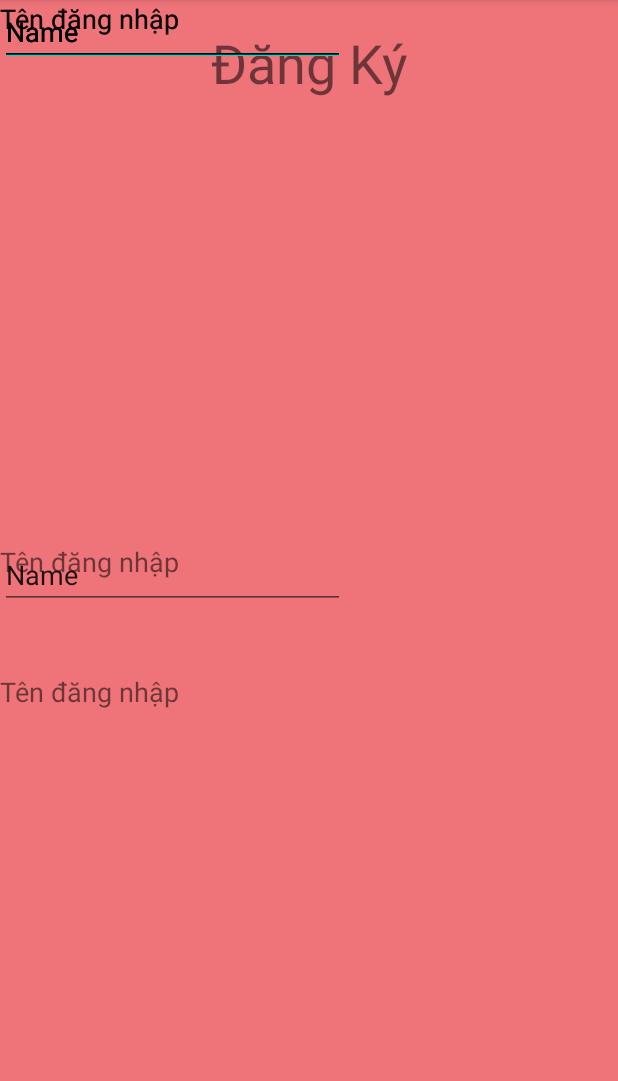
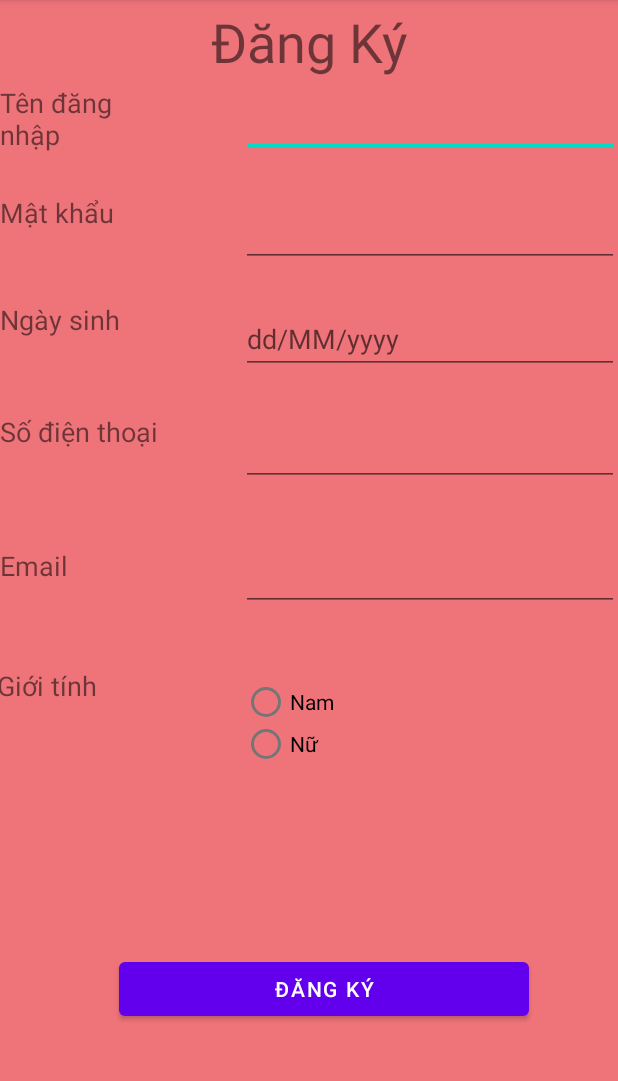
Before and after one commit to tientien99/tien, an Android app: the ActivityRegister screen opened directly, with no data from a screen before it, on a phone screen of 412 x 824 dp, the part 84-1165 px from its top. Run offline under Robolectric (Android 15) with nearby library versions, the phone set to English and light mode, and no system bars.

Commit message:
Register

```diff
--- a/app/src/main/java/com/example/logindemo/ActivityRegister.java
+++ b/app/src/main/java/com/example/logindemo/ActivityRegister.java
@@ -2,13 +2,64 @@ package com.example.logindemo;
 
 import androidx.appcompat.app.AppCompatActivity;
 
+import android.app.DatePickerDialog;
 import android.os.Bundle;
+import android.view.View;
+import android.widget.DatePicker;
+import android.widget.EditText;
+
+import java.text.ParseException;
+import java.text.SimpleDateFormat;
+import java.util.Calendar;
+import java.util.Locale;
 
 public class ActivityRegister extends AppCompatActivity {
+
+    final Calendar myCalender = Calendar.getInstance();
+    private EditText edtDOB;
+
+    public void updateLabel() {
+        String myFormat = "dd/MM/yyyy";
+        SimpleDateFormat sdf = new SimpleDateFormat(myFormat, Locale.CHINA);
+        edtDOB.setText(sdf.format(myCalender.getTime()));
+    }
+
+    DatePickerDialog.OnDateSetListener date = new DatePickerDialog.OnDateSetListener() {
+        @Override
+        public void onDateSet(DatePicker view, int year, int month, int dayOfMonth) {
+            myCalender.set(Calendar.YEAR, year);
+            myCalender.set(Calendar.MONTH, month);
+            myCalender.set(Calendar.DAY_OF_MONTH, dayOfMonth);
+            updateLabel();
+        }
+    };
 
     @Override
     protected void onCreate(Bundle savedInstanceState) {
         super.onCreate(savedInstanceState);
         setContentView(R.layout.activity_register);
+        edtDOB = findViewById(R.id.edtInputDOB);
+        edtDOB.setOnClickListener(new View.OnClickListener() {
+            @Override
+            public void onClick(View v) {
+                new DatePickerDialog(ActivityRegister.this
+                        , date
+                        , myCalender.get(Calendar.YEAR)
+                        , myCalender.get(Calendar.MONTH)
+                        , myCalender.get(Calendar.DAY_OF_MONTH)).show();
+
+                String dateString = edtDOB.getText().toString();
+                SimpleDateFormat df = new SimpleDateFormat("dd/MM/yyyy");
+                df.setLenient(false); // set false để kiểm tra tính hợp lệ của date. VD: tháng 2 phải có 28-29 ngày, năm có 12 tháng,....
+                try {
+                    df.parse(dateString); // parse dateString thành kiểu Date
+                    edtDOB.setText(dateString);
+                } catch (ParseException e) { // quăng lỗi nếu dateString ko hợp lệ
+                    System.out.println("Invalid date");
+                    edtDOB.setText("");
+                }
+            }
+        });
     }
+
 }
--- a/app/src/main/java/com/example/logindemo/MainActivity.java
+++ b/app/src/main/java/com/example/logindemo/MainActivity.java
@@ -3,6 +3,7 @@ package com.example.logindemo;
 import androidx.annotation.NonNull;
 import androidx.appcompat.app.AppCompatActivity;
 
+import android.content.Intent;
 import android.os.Bundle;
 import android.text.Html;
 import android.text.SpannableString;
@@ -10,12 +11,15 @@ import android.text.Spanned;
 import android.text.method.LinkMovementMethod;
 import android.text.style.ClickableSpan;
 import android.view.View;
+import android.widget.Button;
 import android.widget.TextView;
 import android.widget.Toast;
 
 public class MainActivity extends AppCompatActivity {
 
     private TextView textViewLink;
+    private Button buttonLogin;
+    private Button buttonRegister;
 
     @Override
     protected void onCreate(Bundle savedInstanceState) {
@@ -25,5 +29,16 @@ public class MainActivity extends AppCompatActivity {
         textViewLink = findViewById(R.id.txtLink);
         textViewLink.setText(Html.fromHtml(getString(R.string.link)));
         textViewLink.setMovementMethod(LinkMovementMethod.getInstance());
+
+        buttonLogin = findViewById(R.id.btnLogin);
+        buttonRegister = findViewById(R.id.btnRegister);
+
+        buttonRegister.setOnClickListener(new View.OnClickListener() {
+            @Override
+            public void onClick(View v) {
+                Intent intent = new Intent(MainActivity.this, ActivityRegister.class);
+                startActivity(intent);
+            }
+        });
     }
 }
--- a/app/src/main/res/layout/activity_register.xml
+++ b/app/src/main/res/layout/activity_register.xml
@@ -9,126 +9,183 @@
 
     <TextView
         android:id="@+id/textViewRegister"
-        android:layout_width="411dp"
-        android:layout_height="84dp"
+        android:layout_width="406dp"
+        android:layout_height="56dp"
         android:gravity="center"
         android:text="@string/dangky"
         android:textSize="36sp"
+        app:layout_constraintBottom_toTopOf="@+id/textView2"
         app:layout_constraintEnd_toEndOf="parent"
         app:layout_constraintStart_toStartOf="parent"
-        tools:layout_editor_absoluteY="-2dp" />
+        app:layout_constraintTop_toTopOf="parent" />
 
     <TextView
         android:id="@+id/textView2"
-        android:layout_width="130dp"
-        android:layout_height="44dp"
+        android:layout_width="109dp"
+        android:layout_height="51dp"
+        android:layout_marginEnd="51dp"
+        android:layout_marginBottom="22dp"
         android:text="@string/user_name"
         android:textSize="18sp"
-        tools:layout_editor_absoluteX="0dp"
-        tools:layout_editor_absoluteY="82dp" />
+        app:layout_constraintBottom_toTopOf="@+id/textView3"
+        app:layout_constraintEnd_toStartOf="@+id/edtInputUser"
+        app:layout_constraintStart_toStartOf="parent"
+        app:layout_constraintTop_toBottomOf="@+id/textViewRegister" />
 
     <TextView
         android:id="@+id/textView3"
-        android:layout_width="130dp"
-        android:layout_height="44dp"
-        android:text="@string/user_name"
+        android:layout_width="109dp"
+        android:layout_height="51dp"
+        android:layout_marginEnd="51dp"
+        android:layout_marginBottom="20dp"
+        android:text="@string/password"
         android:textSize="18sp"
-        tools:layout_editor_absoluteX="0dp"
-        tools:layout_editor_absoluteY="148dp" />
+        app:layout_constraintBottom_toTopOf="@+id/textView4"
+        app:layout_constraintEnd_toStartOf="@+id/edtInputPassword"
+        app:layout_constraintStart_toStartOf="parent"
+        app:layout_constraintTop_toBottomOf="@+id/textView2" />
 
     <TextView
         android:id="@+id/textView4"
-        android:layout_width="130dp"
-        android:layout_height="44dp"
-        android:text="@string/user_name"
+        android:layout_width="109dp"
+        android:layout_height="51dp"
+        android:layout_marginEnd="51dp"
+        android:layout_marginBottom="23dp"
+        android:text="@string/dob"
         android:textSize="18sp"
-        tools:layout_editor_absoluteX="0dp"
-        tools:layout_editor_absoluteY="212dp" />
+        app:layout_constraintBottom_toTopOf="@+id/textView5"
+        app:layout_constraintEnd_toStartOf="@+id/edtInputDOB"
+        app:layout_constraintStart_toStartOf="parent"
+        app:layout_constraintTop_toBottomOf="@+id/textView3" />
 
     <TextView
         android:id="@+id/textView5"
-        android:layout_width="130dp"
-        android:layout_height="44dp"
-        android:text="@string/user_name"
+        android:layout_width="109dp"
+        android:layout_height="51dp"
+        android:layout_marginEnd="51dp"
+        android:layout_marginBottom="103dp"
+        android:text="@string/phone"
         android:textSize="18sp"
-        tools:layout_editor_absoluteX="0dp"
-        tools:layout_editor_absoluteY="279dp" />
+        app:layout_constraintBottom_toTopOf="@+id/radioGroup"
+        app:layout_constraintEnd_toStartOf="@+id/edtInputPhone"
+        app:layout_constraintStart_toStartOf="parent"
+        app:layout_constraintTop_toBottomOf="@+id/textView4" />
 
     <TextView
         android:id="@+id/textView6"
-        android:layout_width="130dp"
-        android:layout_height="44dp"
-        android:text="@string/user_name"
+        android:layout_width="109dp"
+        android:layout_height="51dp"
+        android:layout_marginEnd="51dp"
+        android:text="@string/email"
         android:textSize="18sp"
         app:layout_constraintBottom_toBottomOf="parent"
+        app:layout_constraintEnd_toStartOf="@+id/edtInputEmail"
+        app:layout_constraintStart_toStartOf="parent"
         app:layout_constraintTop_toTopOf="parent"
-        tools:layout_editor_absoluteX="0dp" />
+        app:layout_constraintVertical_bias="0.509" />
 
     <TextView
         android:id="@+id/textView7"
-        android:layout_width="130dp"
-        android:layout_height="44dp"
-        android:text="@string/user_name"
+        android:layout_width="109dp"
+        android:layout_height="51dp"
+        android:layout_marginEnd="54dp"
+        android:text="@string/gender"
         android:textSize="18sp"
         app:layout_constraintBottom_toBottomOf="parent"
+        app:layout_constraintEnd_toStartOf="@+id/radioGroup"
+        app:layout_constraintStart_toStartOf="parent"
         app:layout_constraintTop_toTopOf="parent"
-        app:layout_constraintVertical_bias="0.62"
-        tools:layout_editor_absoluteX="0dp" />
+        app:layout_constraintVertical_bias="0.62" />
 
     <EditText
-        android:id="@+id/editTextTextPersonName"
-        android:layout_width="230dp"
-        android:layout_height="44dp"
+        android:id="@+id/edtInputUser"
+        android:layout_width="252dp"
+        android:layout_height="46dp"
         android:ems="10"
         android:inputType="textPersonName"
-        android:text="Name"
-        tools:layout_editor_absoluteX="181dp"
-        tools:layout_editor_absoluteY="82dp" />
+        app:layout_constraintBottom_toBottomOf="@+id/textView2"
+        app:layout_constraintEnd_toEndOf="parent"
+        app:layout_constraintStart_toEndOf="@+id/textView2"
+        app:layout_constraintTop_toBottomOf="@+id/textViewRegister" />
 
     <EditText
-        android:id="@+id/editTextTextPersonName2"
-        android:layout_width="230dp"
-        android:layout_height="44dp"
+        android:id="@+id/edtInputPassword"
+        android:layout_width="252dp"
+        android:layout_height="46dp"
         android:ems="10"
-        android:inputType="textPersonName"
-        android:text="Name"
-        tools:layout_editor_absoluteX="181dp"
-        tools:layout_editor_absoluteY="148dp" />
+        android:inputType="textPersonName|textPassword"
+        app:layout_constraintBottom_toBottomOf="@+id/textView3"
+        app:layout_constraintEnd_toEndOf="parent"
+        app:layout_constraintStart_toEndOf="@+id/textView3"
+        app:layout_constraintTop_toTopOf="@+id/textView3" />
 
     <EditText
-        android:id="@+id/editTextTextPersonName3"
-        android:layout_width="230dp"
-        android:layout_height="44dp"
+        android:id="@+id/edtInputDOB"
+        android:layout_width="252dp"
+        android:layout_height="46dp"
         android:ems="10"
-        android:inputType="textPersonName"
-        android:text="Name"
-        tools:layout_editor_absoluteX="181dp"
-        tools:layout_editor_absoluteY="212dp" />
+        android:hint="@string/validate_date"
+        android:inputType="date"
+        app:layout_constraintBottom_toBottomOf="@+id/textView4"
+        app:layout_constraintEnd_toEndOf="parent"
+        app:layout_constraintStart_toEndOf="@+id/textView4"
+        app:layout_constraintTop_toTopOf="@+id/textView4" />
 
     <EditText
-        android:id="@+id/editTextTextPersonName4"
-        android:layout_width="230dp"
-        android:layout_height="44dp"
+        android:id="@+id/edtInputPhone"
+        android:layout_width="252dp"
+        android:layout_height="46dp"
         android:ems="10"
-        android:inputType="textPersonName"
-        android:text="Name"
-        tools:layout_editor_absoluteX="181dp"
-        tools:layout_editor_absoluteY="279dp" />
+        android:inputType="textPersonName|phone"
+        app:layout_constraintBottom_toBottomOf="@+id/textView5"
+        app:layout_constraintEnd_toEndOf="parent"
+        app:layout_constraintStart_toEndOf="@+id/textView5"
+        app:layout_constraintTop_toTopOf="@+id/textView5" />
 
     <EditText
-        android:id="@+id/editTextTextPersonName5"
-        android:layout_width="230dp"
-        android:layout_height="44dp"
+        android:id="@+id/edtInputEmail"
+        android:layout_width="252dp"
+        android:layout_height="46dp"
         android:ems="10"
-        android:inputType="textPersonName"
-        android:text="Name"
+        android:inputType="textPersonName|textEmailAddress"
         app:layout_constraintBottom_toBottomOf="parent"
-        app:layout_constraintTop_toTopOf="parent"
-        tools:layout_editor_absoluteX="181dp" />
+        app:layout_constraintEnd_toEndOf="parent"
+        app:layout_constraintStart_toEndOf="@+id/textView6"
+        app:layout_constraintTop_toTopOf="parent" />
 
     <RadioGroup
-        android:layout_width="224dp"
-        android:layout_height="77dp"
-        tools:layout_editor_absoluteX="184dp"
-        tools:layout_editor_absoluteY="426dp" />
+        android:id="@+id/radioGroup"
+        android:layout_width="252dp"
+        android:layout_height="69dp"
+        android:layout_marginTop="24dp"
+        android:layout_marginEnd="1dp"
+        android:layout_marginBottom="20dp"
+        app:layout_constraintBottom_toTopOf="@+id/btnRegister1"
+        app:layout_constraintEnd_toEndOf="parent"
+        app:layout_constraintStart_toEndOf="@+id/textView7"
+        app:layout_constraintTop_toBottomOf="@+id/textView5">
+
+        <RadioButton
+            android:id="@+id/radioButton"
+            android:layout_width="match_parent"
+            android:layout_height="28dp"
+            android:text="@string/male" />
+
+        <RadioButton
+            android:id="@+id/radioButton2"
+            android:layout_width="match_parent"
+            android:layout_height="28dp"
+            android:text="@string/female" />
+    </RadioGroup>
+
+    <Button
+        android:id="@+id/btnRegister1"
+        android:layout_width="273dp"
+        android:layout_height="0dp"
+        android:layout_marginTop="112dp"
+        android:text="@string/btn_Register"
+        app:layout_constraintEnd_toEndOf="parent"
+        app:layout_constraintHorizontal_bias="0.572"
+        app:layout_constraintStart_toStartOf="parent"
+        app:layout_constraintTop_toBottomOf="@+id/radioGroup" />
 </androidx.constraintlayout.widget.ConstraintLayout>
--- a/app/src/main/res/values/strings.xml
+++ b/app/src/main/res/values/strings.xml
@@ -17,6 +17,12 @@
 
     <!-- for register -->
     <string name="dangky">Đăng Ký</string>
-
+    <string name="dob">Ngày sinh</string>
+    <string name="phone">Số điện thoại</string>
+    <string name="email">Email</string>
+    <string name="gender">Giới tính</string>
+    <string name="male">Nam</string>
+    <string name="female">Nữ</string>
+    <string name="validate_date">dd/MM/yyyy</string>
     <!-- end register -->
 </resources>
```
